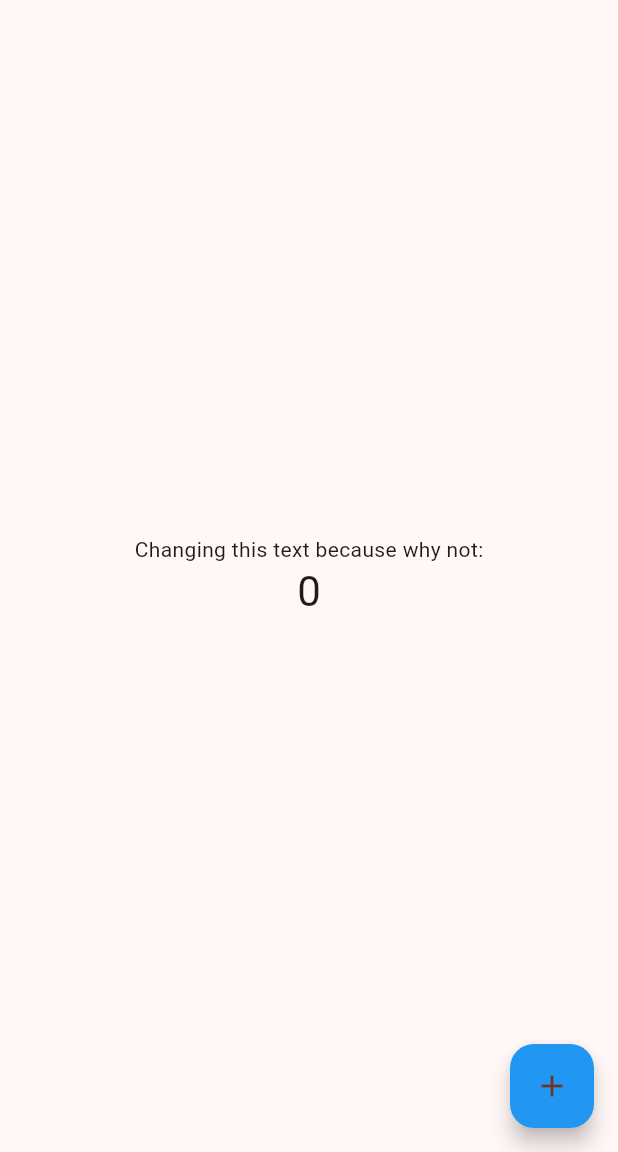
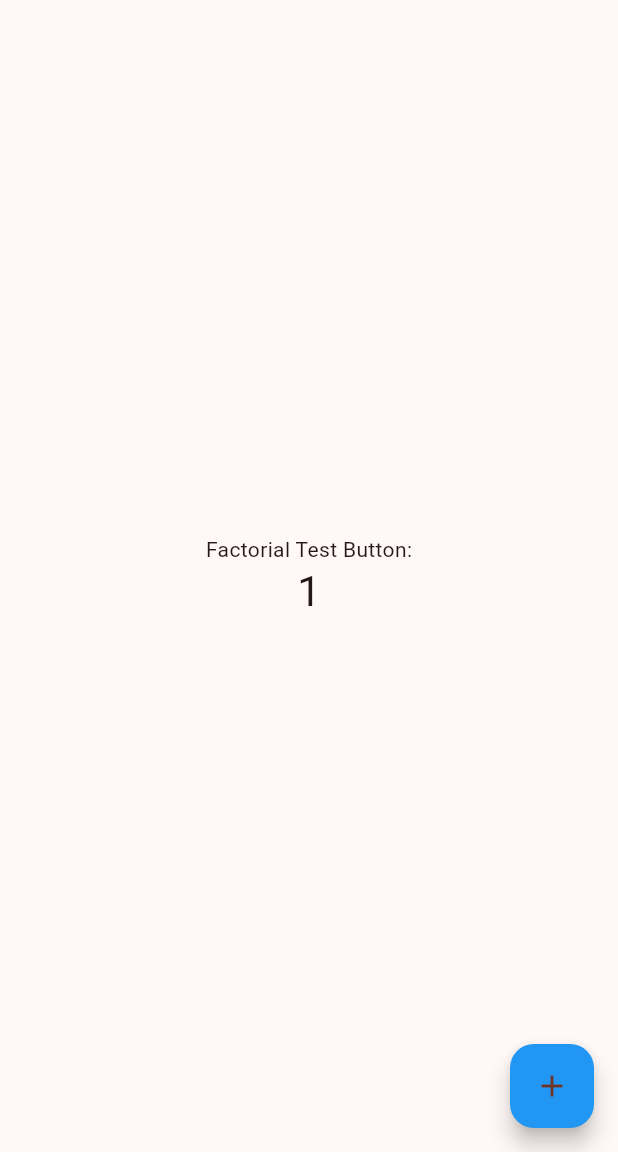
Before and after one commit to Mountie-Mobile-RHS/mountie-mobile-app, a Flutter app: the screen it shows after launch, on a phone screen of 412 x 824 dp, the part 84-1236 px from its top. Run offline on Flutter 3.47's test engine with Material 2 defaults, Android fonts, the phone set to English and light mode, and no system bars.

Commit message:
Show up in discord please

```diff
--- a/lib/main.dart
+++ b/lib/main.dart
@@ -10,7 +10,7 @@ class MyApp extends StatelessWidget {
   @override
   Widget build(BuildContext context) {
     return MaterialApp(
-      title: 'Flutter Demo',
+      title: 'Mountie Mobile',
       theme: ThemeData(
         colorScheme: ColorScheme.fromSeed(seedColor: Colors.deepOrange),
         useMaterial3: true,
@@ -29,11 +29,11 @@ class MyHomePage extends StatefulWidget {
 }
 
 class _MyHomePageState extends State<MyHomePage> {
-  int _counter = 0;
+  int _counterFactorial = 1;
 
   void _incrementCounter() {
     setState(() {
-      _counter++;
+      _counterFactorial *= (_counterFactorial + 1);
     });
   }
 
@@ -50,10 +50,10 @@ class _MyHomePageState extends State<MyHomePage> {
           mainAxisAlignment: MainAxisAlignment.center,
           children: <Widget>[
             const Text(
-              'Changing this text because why not:',
+              'Factorial Test Button:',
             ),
             Text(
-              '$_counter',
+              '$_counterFactorial',
               style: Theme.of(context).textTheme.headlineMedium,
             ),
           ],
```
